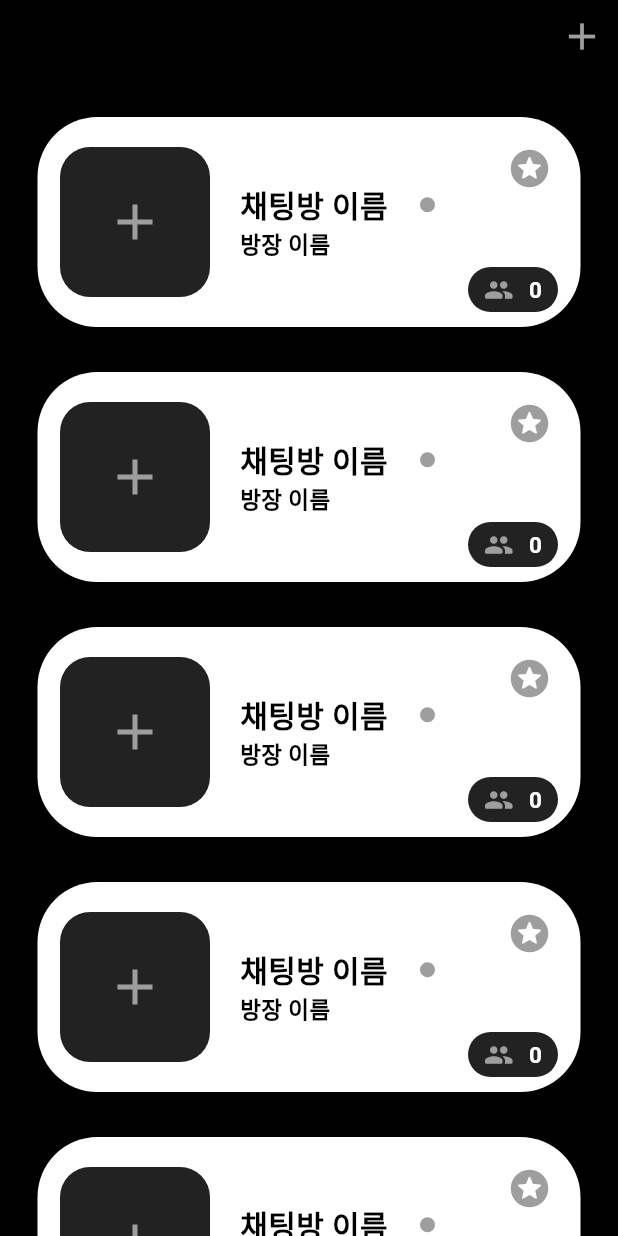
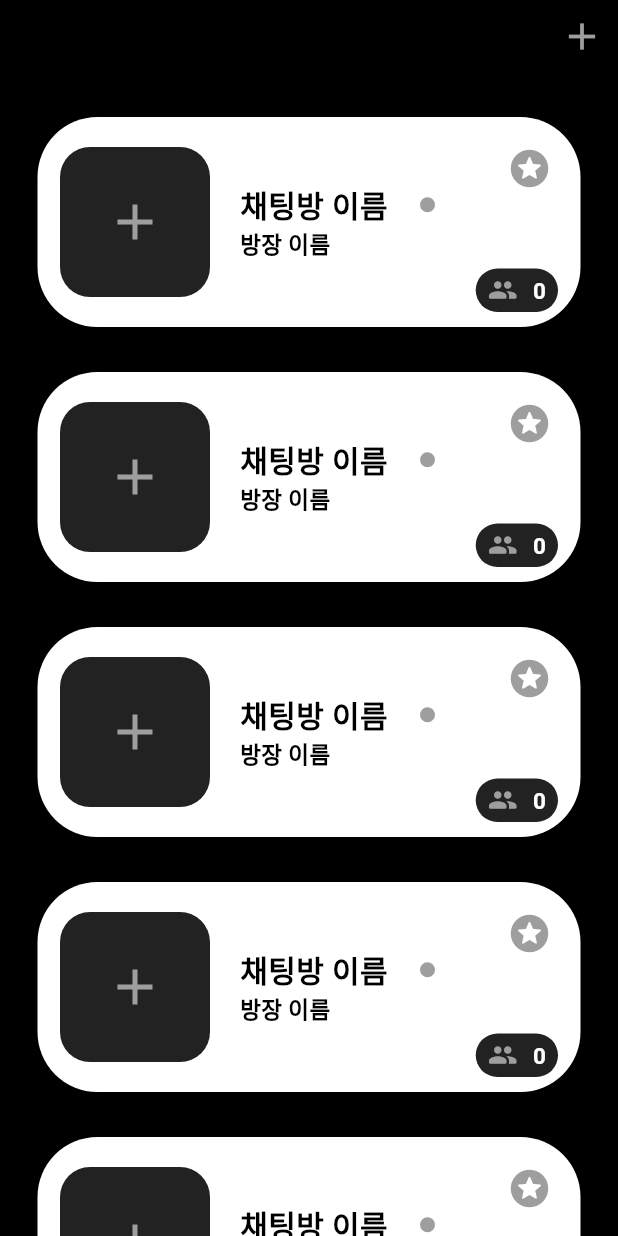
Before and after one commit to Astrum93/Flutter_Music_Is_Life, a Flutter app: the MessengerFragment screen opened directly, on a phone screen of 412 x 824 dp. Run offline on Flutter 3.47's test engine with Material 3 defaults, Android fonts, the phone set to English and light mode, and no system bars; our stand-ins replace carousel_slider, cloud_firestore, dotted_border, firebase_auth, firebase_core, firebase_messaging and 5 more; missing offline and left inert: beautiful_soup_dart; accounts and stored records are empty; generated files the repository leaves out were written again.

Commit message:
240409 ChatWidget의 채팅방 인원 수 패딩 및 Expanded로 수정

```diff
--- a/lib/main/tab/messenger/chat_widget/chat_widget.dart
+++ b/lib/main/tab/messenger/chat_widget/chat_widget.dart
@@ -110,8 +110,7 @@ class ChatWidget extends StatelessWidget {
           right: 40,
           bottom: 10,
           child: Container(
-            width: 60,
-            height: 30,
+            padding: const EdgeInsets.symmetric(horizontal: 8, vertical: 4),
             decoration: const BoxDecoration(
               color: Colors.black87,
               borderRadius: BorderRadius.all(Radius.circular(20)),
```
